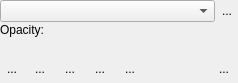
KDE/krita, file plugins/extensions/dockers/defaultdockers/wdglayerbox.ui: the form before one commit.
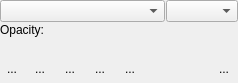
The form after the commit. Custom widgets are drawn as their Qt base class.

Commit message:
[FEATURE] Implement filtering of layers basing on their colors
We now have a special proxy model that filters all the layers
which have forbidden colors and that are not active at the moment.

CC:kimageshop@kde.org
Ref T1119,T106

Diff of the .ui file:
```diff
--- a/plugins/extensions/dockers/defaultdockers/wdglayerbox.ui
+++ b/plugins/extensions/dockers/defaultdockers/wdglayerbox.ui
@@ -57,32 +57,7 @@
       </widget>
      </item>
      <item>
-      <widget class="QToolButton" name="bnViewMode">
-       <property name="minimumSize">
-        <size>
-         <width>22</width>
-         <height>22</height>
-        </size>
-       </property>
-       <property name="maximumSize">
-        <size>
-         <width>22</width>
-         <height>22</height>
-        </size>
-       </property>
-       <property name="text">
-        <string>...</string>
-       </property>
-       <property name="iconSize">
-        <size>
-         <width>16</width>
-         <height>16</height>
-        </size>
-       </property>
-       <property name="autoRaise">
-        <bool>true</bool>
-       </property>
-      </widget>
+      <widget class="KisColorFilterCombo" name="cmbFilter"/>
      </item>
     </layout>
    </item>
@@ -329,6 +304,11 @@
    <extends>QToolButton</extends>
    <header>kis_tool_button.h</header>
   </customwidget>
+  <customwidget>
+   <class>KisColorFilterCombo</class>
+   <extends>QComboBox</extends>
+   <header>kis_color_filter_combo.h</header>
+  </customwidget>
  </customwidgets>
  <tabstops>
   <tabstop>cmbComposite</tabstop>
```
The commit also changes 9 other files.
